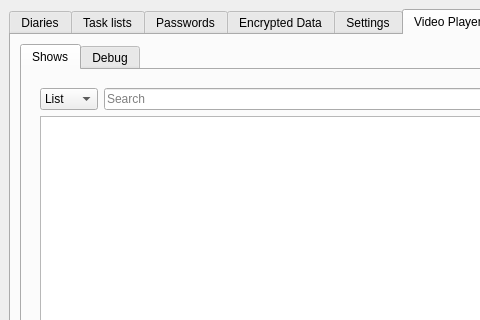
First picture: the form in mainwindow.ui, repository therealMaPMaKeR/MMDiary, before the edit; both pictures show x 0 to 480 and y 0 to 320 of the 960 by 540 pixel window.
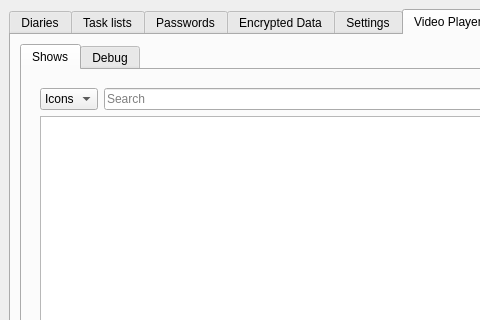
Second picture: the form after the edit. Custom widgets are drawn as their Qt base class.

Commit message: added icons mode to tv shows list

Patch:
```diff
--- a/mainwindow.ui
+++ b/mainwindow.ui
@@ -2033,7 +2033,7 @@
                    <widget class="QComboBox" name="comboBox_VP_Shows_ListViewMode">
                     <item>
                      <property name="text">
-                      <string>List</string>
+                      <string>Icons</string>
                      </property>
                     </item>
                     <item>
```
Left out of the diff: 2 changed lines with no effect on the pictures. The commit also changes 3 other files.
